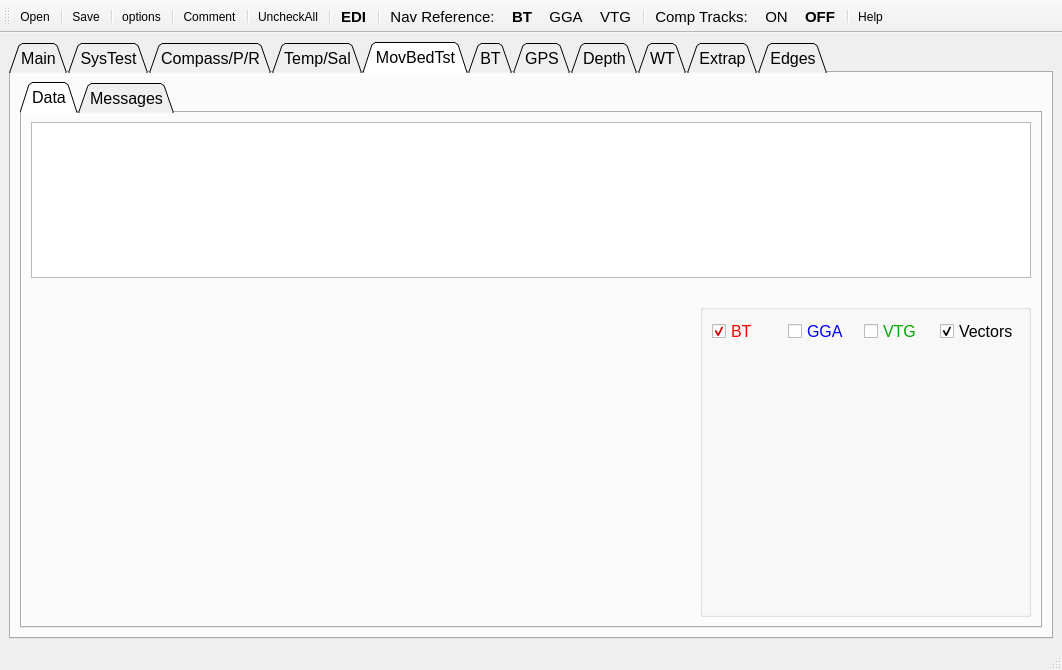
Before: the Qt Designer form UI/QRev_gui.ui in rowetechinc/QRevPy, drawn with Qt 5.
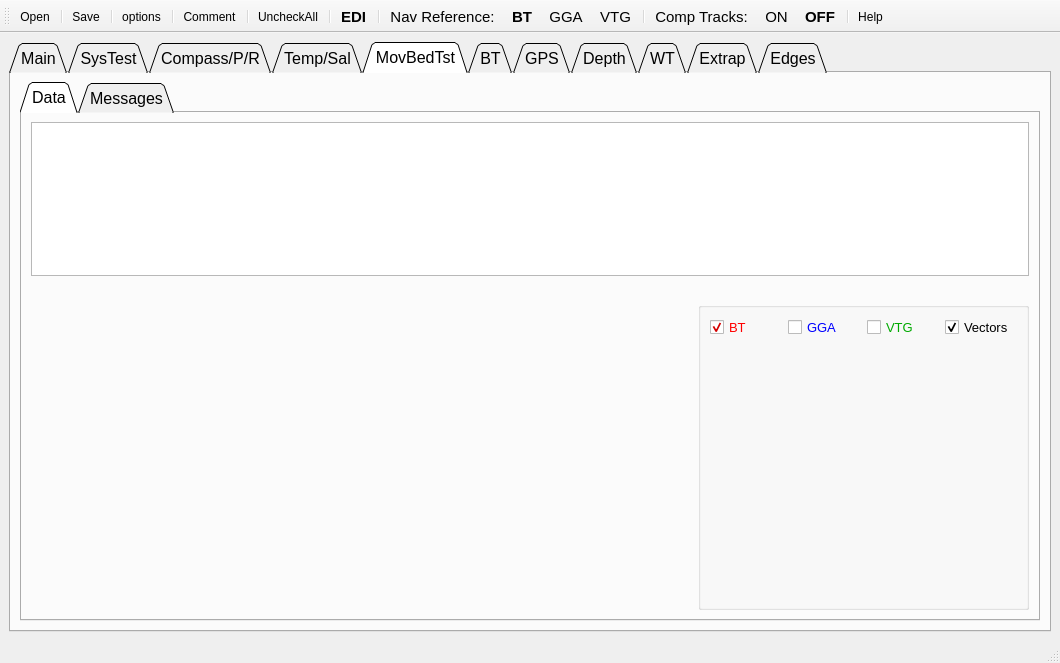
After: the same form once the commit is applied. The open tabs and pages were chosen to show the change. Icons and pictures are not drawn.

Commit message: Debugging QRev Moving Bed Test tab and associated graphics Debugged MovingBedTests auto_use_2_correct Debugged QComp near_bed_velocity

Patch:
```diff
--- a/UI/QRev_gui.ui
+++ b/UI/QRev_gui.ui
@@ -6,8 +6,8 @@
    <rect>
     <x>0</x>
     <y>0</y>
-    <width>1062</width>
-    <height>670</height>
+    <width>1060</width>
+    <height>663</height>
    </rect>
   </property>
   <property name="palette">
@@ -1379,7 +1379,7 @@
                   </property>
                   <layout class="QGridLayout" name="gridLayout_21">
                    <item row="0" column="0">
-                    <layout class="QVBoxLayout" name="verticalLayout_13" stretch="1,6">
+                    <layout class="QVBoxLayout" name="verticalLayout_13" stretch="1,8">
                      <item>
                       <layout class="QHBoxLayout" name="horizontalLayout_17">
                        <item>
@@ -1477,7 +1477,7 @@
                          </property>
                          <property name="font">
                           <font>
-                           <pointsize>12</pointsize>
+                           <pointsize>10</pointsize>
                           </font>
                          </property>
                          <property name="text">
@@ -1527,6 +1527,11 @@
                            </disabled>
                           </palette>
                          </property>
+                         <property name="font">
+                          <font>
+                           <pointsize>10</pointsize>
+                          </font>
+                         </property>
                          <property name="text">
                           <string>GGA</string>
                          </property>
@@ -1571,6 +1576,11 @@
                            </disabled>
                           </palette>
                          </property>
+                         <property name="font">
+                          <font>
+                           <pointsize>10</pointsize>
+                          </font>
+                         </property>
                          <property name="text">
                           <string>VTG</string>
                          </property>
@@ -1578,6 +1588,11 @@
                        </item>
                        <item>
                         <widget class="QCheckBox" name="cb_mb_vectors">
+                         <property name="font">
+                          <font>
+                           <pointsize>10</pointsize>
+                          </font>
+                         </property>
                          <property name="text">
                           <string>Vectors</string>
                          </property>
```
The commit also changes 6 other files.
